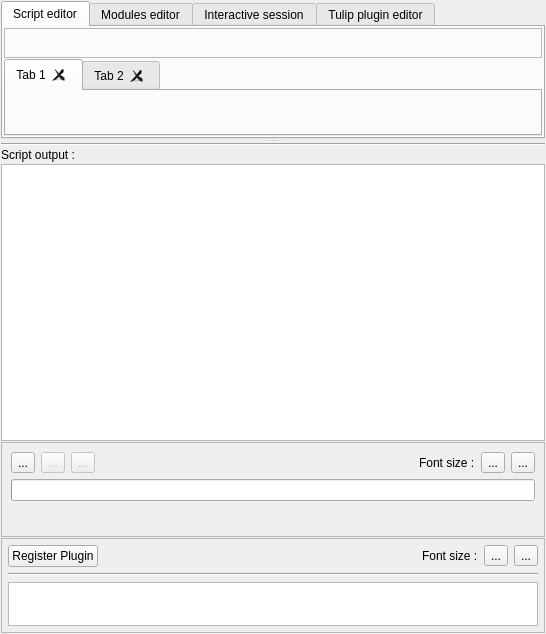
First picture: the form in plugins/view/pythonscriptview/PythonScriptViewWidget.ui, repository jalamao/tulip-1, before the edit.
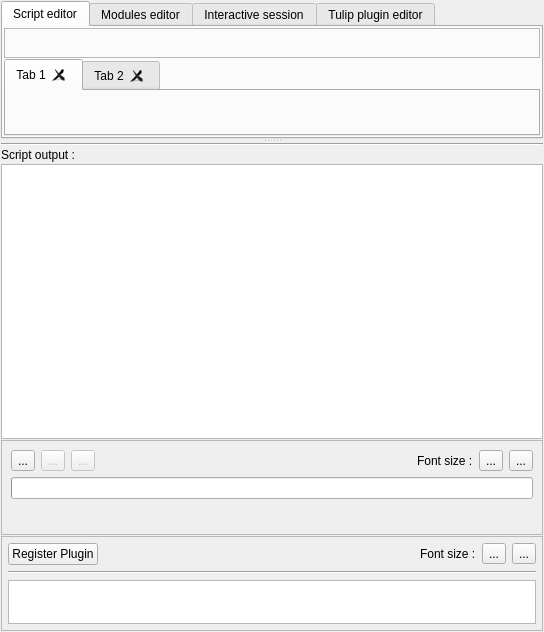
Second picture: the form after the edit. Icons and pictures are not drawn. Custom widgets are drawn as their Qt base class.

Commit message: - some bug fixes and improvements on Python Script View :    * auto-completion is now case insensitive and the auto-completion dialog now shows up once the "." character has been typed    * fix segfault when saving the graph and no main script exists in the view    * some refactoring on Python plugins management

The edit to the form file:
```diff
--- a/plugins/view/pythonscriptview/PythonScriptViewWidget.ui
+++ b/plugins/view/pythonscriptview/PythonScriptViewWidget.ui
@@ -6,8 +6,8 @@
    <rect>
     <x>0</x>
     <y>0</y>
-    <width>546</width>
-    <height>634</height>
+    <width>544</width>
+    <height>632</height>
    </rect>
   </property>
   <property name="sizePolicy">
```
The commit also changes 6 other files.
